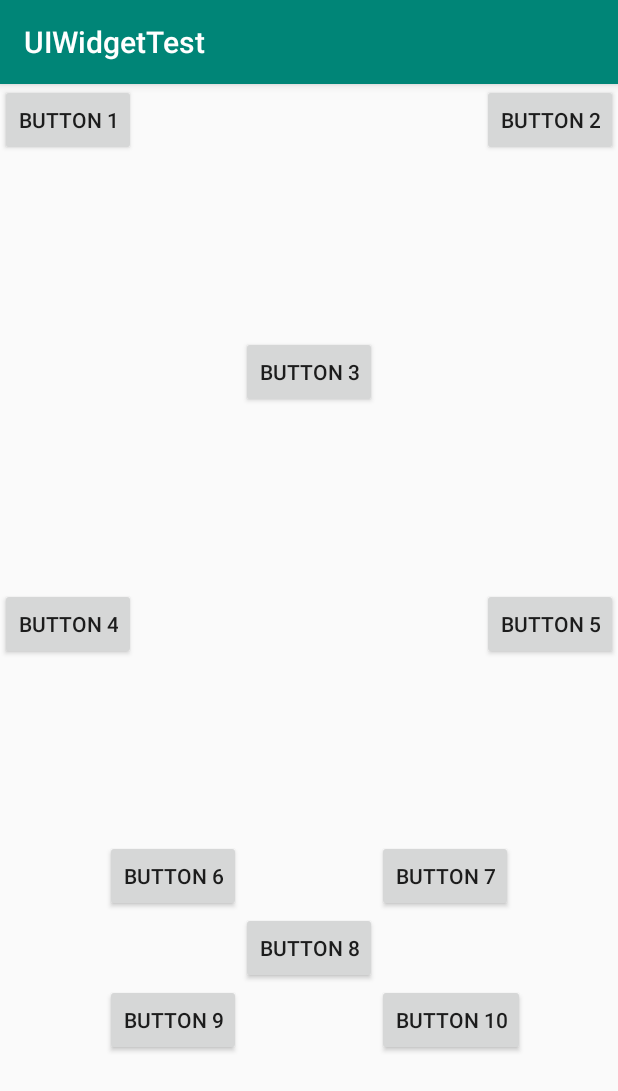
After one commit to YuQiao0303/UIWidgetTest, an Android app: the RelativeActivity screen opened directly, with no data from a screen before it, on a phone screen of 412 x 824 dp. The commit adds this screen. Shown: the top 1091 px of the screen. Run offline under Robolectric (Android 15) with nearby library versions, the phone set to English and light mode, and no system bars.

Commit message:
add all 4 layouts

```diff
--- a/app/build.gradle
+++ b/app/build.gradle
@@ -22,7 +22,11 @@ dependencies {
     implementation fileTree(dir: 'libs', include: ['*.jar'])
     implementation 'com.android.support:appcompat-v7:28.0.0'
     implementation 'com.android.support.constraint:constraint-layout:1.1.3'
+
+    implementation 'com.android.support:percent:28.0.0' //百分比库的依赖
+
     testImplementation 'junit:junit:4.12'
     androidTestImplementation 'com.android.support.test:runner:1.0.2'
     androidTestImplementation 'com.android.support.test.espresso:espresso-core:3.0.2'
+
 }
--- a/app/src/main/AndroidManifest.xml
+++ b/app/src/main/AndroidManifest.xml
@@ -16,6 +16,10 @@
                 <category android:name="android.intent.category.LAUNCHER" />
             </intent-filter>
         </activity>
+        <activity android:name=".LinearActivity" />
+        <activity android:name=".RelativeActivity" />
+        <activity android:name=".FrameActivity" />
+        <activity android:name=".PercentActivity"></activity>
     </application>
 
 </manifest>
--- /dev/null
+++ b/app/src/main/java/com/example/uiwidgettest/RelativeActivity.java
@@ -0,0 +1,13 @@
+package com.example.uiwidgettest;
+
+import android.support.v7.app.AppCompatActivity;
+import android.os.Bundle;
+
+public class RelativeActivity extends AppCompatActivity {
+
+    @Override
+    protected void onCreate(Bundle savedInstanceState) {
+        super.onCreate(savedInstanceState);
+        setContentView(R.layout.relative_layout);
+    }
+}
--- /dev/null
+++ b/app/src/main/res/layout/relative_layout.xml
@@ -0,0 +1,84 @@
+<?xml version="1.0" encoding="utf-8"?>
+<LinearLayout xmlns:android="http://schemas.android.com/apk/res/android"
+    android:orientation="vertical"
+    android:layout_width="match_parent"
+    android:layout_height="match_parent">
+    <RelativeLayout xmlns:android="http://schemas.android.com/apk/res/android"
+        android:layout_weight="1"
+        android:layout_width="match_parent"
+        android:layout_height="0dp">
+        <Button
+            android:id="@+id/button1"
+            android:layout_width="wrap_content"
+            android:layout_height="wrap_content"
+            android:layout_alignParentLeft="true"
+            android:layout_alignParentTop="true"
+            android:text="Button 1" />
+        <Button
+            android:id="@+id/button2"
+            android:layout_width="wrap_content"
+            android:layout_height="wrap_content"
+            android:layout_alignParentRight="true"
+            android:layout_alignParentTop="true"
+            android:text="Button 2" />
+        <Button
+            android:id="@+id/button3"
+            android:layout_width="wrap_content"
+            android:layout_height="wrap_content"
+            android:layout_centerInParent="true"
+            android:text="Button 3" />
+        <Button
+            android:id="@+id/button4"
+            android:layout_width="wrap_content"
+            android:layout_height="wrap_content"
+            android:layout_alignParentBottom="true"
+            android:layout_alignParentLeft="true"
+            android:text="Button 4" />
+        <Button
+            android:id="@+id/button5"
+            android:layout_width="wrap_content"
+            android:layout_height="wrap_content"
+            android:layout_alignParentBottom="true"
+            android:layout_alignParentRight="true"
+            android:text="Button 5" />
+    </RelativeLayout>
+    <RelativeLayout xmlns:android="http://schemas.android.com/apk/res/android"
+        android:layout_weight="1"
+        android:layout_width="match_parent"
+        android:layout_height="0dp">
+        <Button
+            android:id="@+id/button8"
+            android:layout_width="wrap_content"
+            android:layout_height="wrap_content"
+            android:layout_centerInParent="true"
+            android:text="Button 8" />
+        <Button
+            android:id="@+id/button6"
+            android:layout_width="wrap_content"
+            android:layout_height="wrap_content"
+            android:layout_above="@id/button8"
+            android:layout_toLeftOf="@id/button8"
+            android:text="Button 6" />
+        <Button
+            android:id="@+id/button7"
+            android:layout_width="wrap_content"
+            android:layout_height="wrap_content"
+            android:layout_above="@id/button8"
+            android:layout_toRightOf="@id/button8"
+            android:text="Button 7" />
+        <Button
+        android:id="@+id/button9"
+        android:layout_width="wrap_content"
+        android:layout_height="wrap_content"
+        android:layout_below="@id/button8"
+        android:layout_toLeftOf="@id/button8"
+        android:text="Button 9" />
+        <Button
+            android:id="@+id/button10"
+            android:layout_width="wrap_content"
+            android:layout_height="wrap_content"
+            android:layout_below="@id/button8"
+            android:layout_toRightOf="@id/button8"
+            android:text="Button 10" />
+    </RelativeLayout>
+</LinearLayout>
--- /dev/null
+++ b/app/src/main/res/layout/title.xml
@@ -0,0 +1,6 @@
+<?xml version="1.0" encoding="utf-8"?>
+<android.support.constraint.ConstraintLayout
+    xmlns:android="http://schemas.android.com/apk/res/android" android:layout_width="match_parent"
+    android:layout_height="match_parent">
+
+</android.support.constraint.ConstraintLayout>
```
Also changed, not shown: app/src/main/java/com/example/uiwidgettest/FrameActivity.java (added, +13 -0 lines), app/src/main/java/com/example/uiwidgettest/LinearActivity.java (added, +108 -0 lines), app/src/main/java/com/example/uiwidgettest/MainActivity.java (+27 -76 lines), app/src/main/java/com/example/uiwidgettest/PercentActivity.java (added, +13 -0 lines), app/src/main/res/layout/activity_main.xml (+11 -43 lines), app/src/main/res/layout/frame_layout.xml (added, +19 -0 lines), app/src/main/res/layout/linear_layout.xml (added, +63 -0 lines), app/src/main/res/layout/percent_layout.xml (added, +34 -0 lines).
